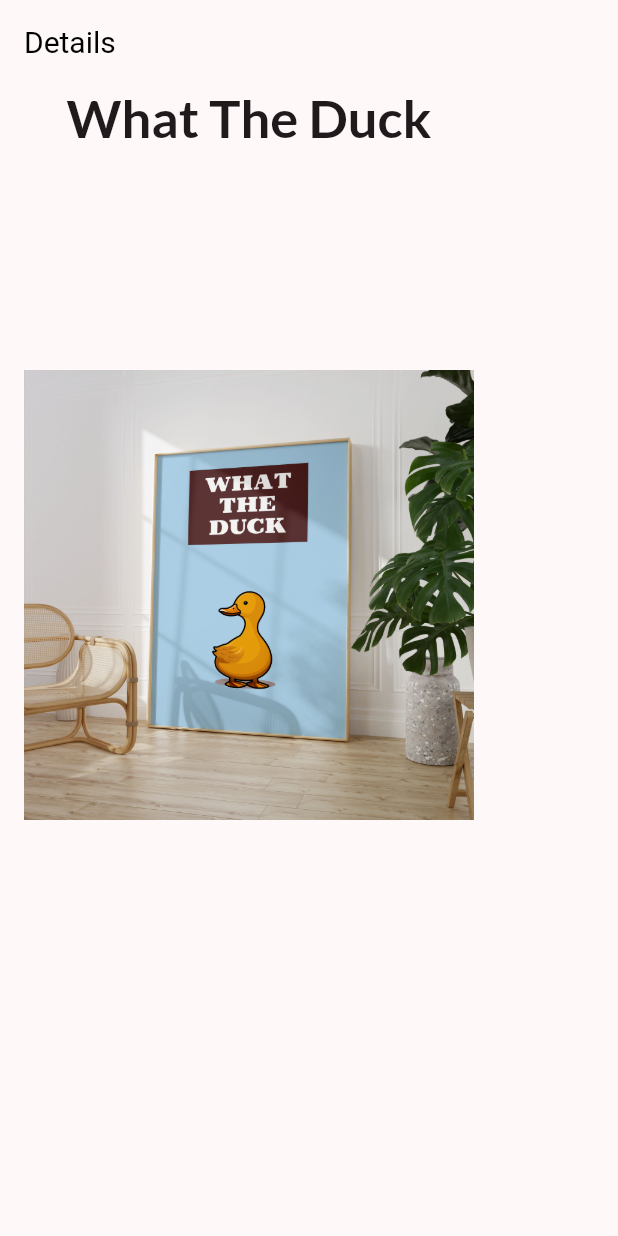
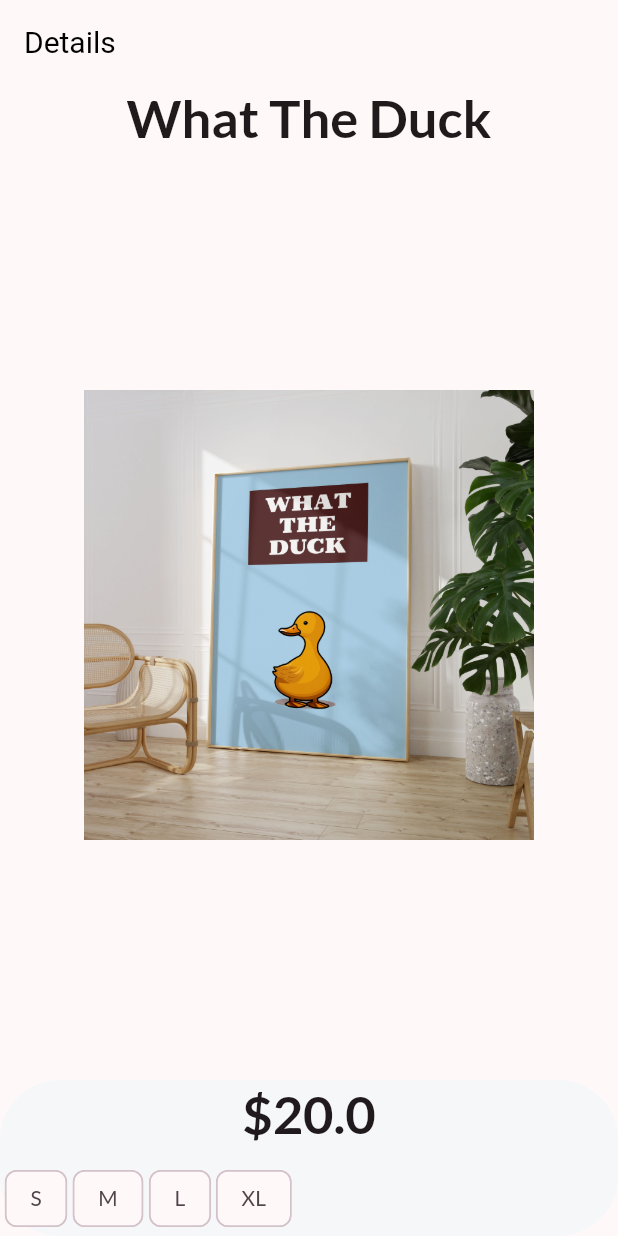
Before and after one commit to cnewtonharris/shoppingapp, a Flutter app: the screen it shows after launch, on a phone screen of 412 x 824 dp. Run offline on Flutter 3.47's test engine with Material 3 defaults, Android fonts, the phone set to English and light mode, and no system bars.

Commit message:
added sizing options to the bottom of the product page

```diff
--- a/lib/product_details_page.dart
+++ b/lib/product_details_page.dart
@@ -15,16 +15,49 @@ class ProductDetailsPage extends StatelessWidget {
       ),
       body: Column(
         children: [
-          Text(product['title']as String,
+          Text(
+            product['title'] as String,
             style: Theme.of(context).textTheme.titleLarge,
           ),
           const Spacer(),
           Padding(
             padding: const EdgeInsets.all(16.0),
-            child: Image.asset(product['image']as String, height: 300,
+            child: Image.asset(
+              product['image'] as String,
+              height: 300,
             ),
           ),
-          const Spacer(flex: 2),
+          const Spacer(),
+          Container(
+            //height: 50,
+            decoration: BoxDecoration(
+              color: const Color.fromRGBO(245, 247, 249, 1),
+              borderRadius: BorderRadius.circular(40),
+            ),
+            child: Column(
+              children: [
+                Text(
+                  '\$${product['price']}',
+                  style: Theme.of(context).textTheme.titleLarge,
+                ),
+                const SizedBox(height: 10),
+                SizedBox(
+                  height: 50,
+                  child: ListView.builder(
+                    scrollDirection: Axis.horizontal,
+                    itemCount: (product['size'] as List<String>).length,
+                    itemBuilder: (context, index) {
+                      final size = (product['size'] as List<String>)[index];
+
+                      return Chip(
+                        label: Text(size),
+                      );
+                    },
+                  ),
+                ),
+              ],
+            ),
+          )
         ],
       ),
     );
```
